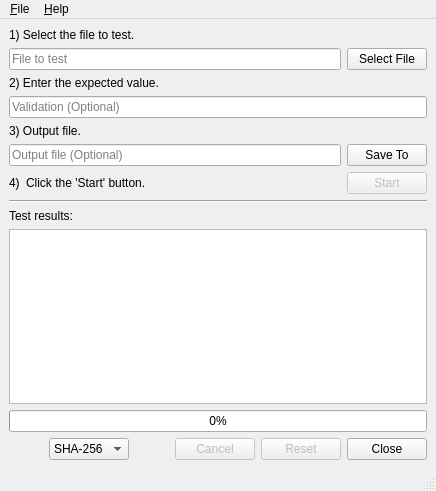
First picture: the form in ez_gui.ui, repository SteveDaulton/EZ-Checksum, before the edit.
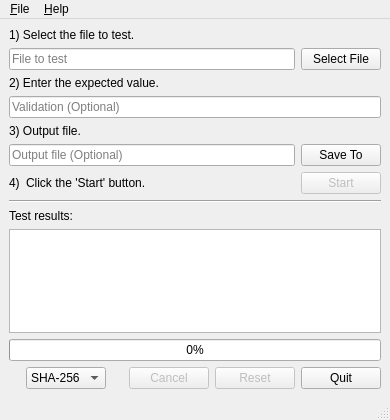
Second picture: the form after the edit.

What changed in the file:
```diff
--- a/ez_gui.ui
+++ b/ez_gui.ui
@@ -7,8 +7,8 @@
    <rect>
     <x>0</x>
     <y>0</y>
-    <width>436</width>
-    <height>491</height>
+    <width>390</width>
+    <height>420</height>
    </rect>
   </property>
   <property name="windowTitle">
@@ -348,7 +348,7 @@
            <string>Quit EZ Checksum</string>
           </property>
           <property name="text">
-           <string>Close</string>
+           <string>Quit</string>
           </property>
          </widget>
         </item>
@@ -363,7 +363,7 @@
     <rect>
      <x>0</x>
      <y>0</y>
-     <width>436</width>
+     <width>390</width>
      <height>19</height>
     </rect>
    </property>
```
Left out of the diff: 18 changed lines with no effect on the pictures.
